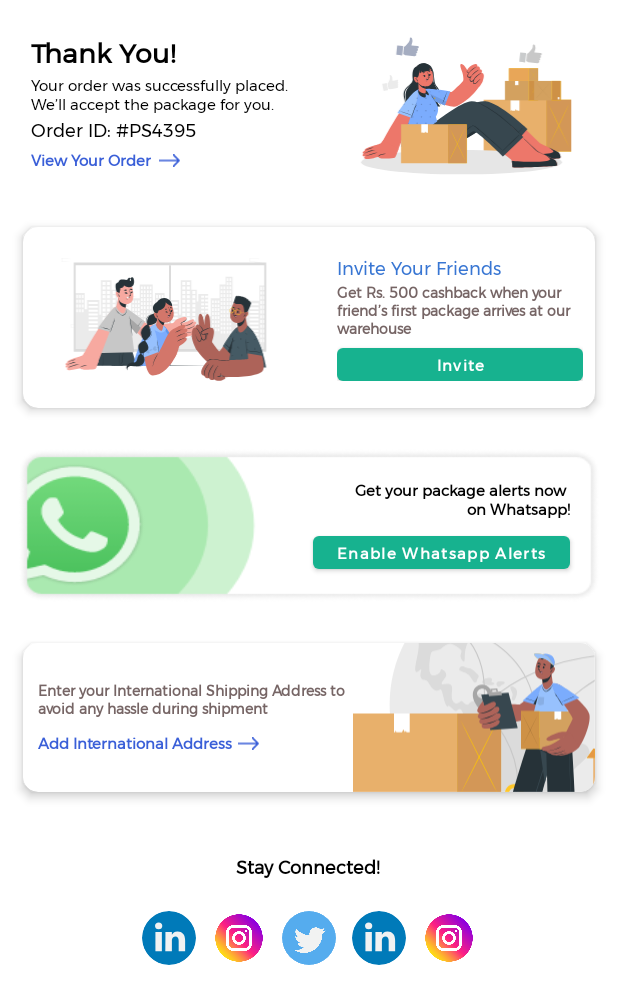
After one commit to basilayyubi09/Shoppre, an Android app: the layout fragment_thank_you.xml on its own in the app's theme, with its tools: preview values and no code run, on a phone screen of 412 x 824 dp. The commit adds this screen. Shown: the top 1004 px of the screen. Run offline under Robolectric (Android 15) with nearby library versions, the phone set to English and light mode, and no system bars.

Commit message:
Thank you screen done

```diff
--- /dev/null
+++ b/app/src/main/java/com/peceinfotech/shoppre/UI/Orders/OrderFragments/MyCashWebViewFragment.java
@@ -0,0 +1,26 @@
+package com.peceinfotech.shoppre.UI.Orders.OrderFragments;
+
+import android.os.Bundle;
+import android.view.LayoutInflater;
+import android.view.View;
+import android.view.ViewGroup;
+import android.webkit.WebView;
+
+import androidx.fragment.app.Fragment;
+
+import com.peceinfotech.shoppre.R;
+
+
+public class MyCashWebViewFragment extends Fragment {
+
+    WebView webView;
+    @Override
+    public View onCreateView(LayoutInflater inflater, ViewGroup container,
+                             Bundle savedInstanceState) {
+        // Inflate the layout for this fragment
+        View view =  inflater.inflate(R.layout.fragment_my_cash_web_view, container, false);
+
+        return view;
+    }
+
+}
--- a/app/src/main/java/com/peceinfotech/shoppre/UI/Orders/OrderFragments/OrderFragment.java
+++ b/app/src/main/java/com/peceinfotech/shoppre/UI/Orders/OrderFragments/OrderFragment.java
@@ -78,6 +78,14 @@ public class OrderFragment extends Fragment {
 //                alert.showDialog(getActivity());
                 LoadingDialog.showLoadingDialog(getActivity(), "");
                 callVerifyEmailId();
+            }
+        });
+        submit.setOnClickListener(new View.OnClickListener() {
+            @Override
+            public void onClick(View view) {
+                if (savedInstanceState != null) return;
+                OrderActivity.fragmentManager.beginTransaction().replace(R.id.orderFrameLayout, new ThankYouFragment(), null)
+                        .addToBackStack(null).commit();
             }
         });
         addYourFirstOrderBtn.setOnClickListener(new View.OnClickListener() {
--- /dev/null
+++ b/app/src/main/java/com/peceinfotech/shoppre/UI/Orders/OrderFragments/ThankYouFragment.java
@@ -0,0 +1,21 @@
+package com.peceinfotech.shoppre.UI.Orders.OrderFragments;
+
+import android.os.Bundle;
+import android.view.LayoutInflater;
+import android.view.View;
+import android.view.ViewGroup;
+
+import androidx.fragment.app.Fragment;
+
+import com.peceinfotech.shoppre.R;
+
+
+public class ThankYouFragment extends Fragment {
+
+    @Override
+    public View onCreateView(LayoutInflater inflater, ViewGroup container,
+                             Bundle savedInstanceState) {
+        // Inflate the layout for this fragment
+        return inflater.inflate(R.layout.fragment_thank_you, container, false);
+    }
+}
--- /dev/null
+++ b/app/src/main/res/layout/fragment_my_cash_web_view.xml
@@ -0,0 +1,13 @@
+<?xml version="1.0" encoding="utf-8"?>
+<FrameLayout xmlns:android="http://schemas.android.com/apk/res/android"
+    xmlns:tools="http://schemas.android.com/tools"
+    android:layout_width="match_parent"
+    android:layout_height="match_parent"
+    tools:context=".UI.Orders.OrderFragments.MyCashWebViewFragment">
+
+    <WebView
+        android:id="@+id/webview"
+        android:layout_width="match_parent"
+        android:layout_height="match_parent" />
+
+</FrameLayout>
--- /dev/null
+++ b/app/src/main/res/layout/fragment_thank_you.xml
@@ -0,0 +1,319 @@
+<?xml version="1.0" encoding="utf-8"?>
+<FrameLayout xmlns:android="http://schemas.android.com/apk/res/android"
+    xmlns:app="http://schemas.android.com/apk/res-auto"
+    xmlns:tools="http://schemas.android.com/tools"
+    android:layout_width="match_parent"
+    android:layout_height="match_parent"
+    tools:context=".UI.Orders.OrderFragments.ThankYouFragment">
+
+    <ScrollView
+        android:layout_width="match_parent"
+        android:layout_height="match_parent">
+
+        <LinearLayout
+            android:layout_width="match_parent"
+            android:layout_height="match_parent"
+            android:orientation="vertical">
+
+            <LinearLayout
+                android:layout_width="match_parent"
+                android:layout_height="wrap_content"
+                android:padding="15dp">
+
+                <LinearLayout
+                    android:layout_width="match_parent"
+                    android:layout_height="wrap_content"
+                    android:layout_weight="1"
+                    android:layout_gravity="center_vertical"
+                    android:orientation="vertical"
+                    android:layout_marginLeft="5dp">
+
+                    <TextView
+                        android:layout_width="wrap_content"
+                        android:layout_height="wrap_content"
+                        android:text="Thank You!"
+                        android:textColor="@color/black"
+                        android:textFontWeight="700"
+                        android:textSize="18sp" />
+
+                    <TextView
+                        android:layout_width="wrap_content"
+                        android:layout_height="wrap_content"
+                        android:text="Your order was successfully placed.\nWe’ll accept the package for you."
+                        android:textColor="@color/black"
+                        android:textFontWeight="500"
+                        android:textSize="10sp" />
+
+                    <LinearLayout
+                        android:layout_width="wrap_content"
+                        android:layout_height="wrap_content"
+                        android:orientation="horizontal">
+
+                        <TextView
+                            android:layout_width="wrap_content"
+                            android:layout_height="wrap_content"
+                            android:text="Order ID: #"
+                            android:textColor="@color/black"
+                            android:textFontWeight="500"
+                            android:textSize="12sp" />
+
+                        <TextView
+                            android:layout_width="wrap_content"
+                            android:layout_height="wrap_content"
+                            android:text="PS4395"
+                            android:textColor="@color/black"
+                            android:textFontWeight="500"
+                            android:textSize="12sp" />
+                    </LinearLayout>
+
+                    <LinearLayout
+                        android:layout_width="wrap_content"
+                        android:layout_height="wrap_content"
+                        android:layout_marginTop="3dp">
+
+                        <TextView
+                            android:layout_width="wrap_content"
+                            android:layout_height="wrap_content"
+                            android:text="View Your Order"
+                            android:textColor="#3A5FD8"
+                            android:textFontWeight="600"
+                            android:textSize="10sp" />
+
+                        <ImageView
+                            android:layout_width="14dp"
+                            android:layout_height="14dp"
+                            android:layout_gravity="center_vertical"
+                            android:layout_marginLeft="5dp"
+                            android:src="@drawable/ic_arrow" />
+
+                    </LinearLayout>
+                </LinearLayout>
+
+                <ImageView
+                    android:layout_width="match_parent"
+                    android:layout_height="105dp"
+                    android:layout_gravity="center_vertical"
+                    android:layout_weight="1.2"
+                    android:src="@drawable/ic_thank_you_details" />
+            </LinearLayout>
+
+            <com.google.android.material.card.MaterialCardView
+                android:layout_width="match_parent"
+                android:layout_height="wrap_content"
+                android:layout_margin="15dp"
+                app:cardCornerRadius="10dp"
+                app:cardElevation="4dp">
+
+                <LinearLayout
+                    android:layout_width="match_parent"
+                    android:layout_height="wrap_content">
+
+                    <ImageView
+                        android:layout_width="match_parent"
+                        android:layout_height="90dp"
+                        android:layout_weight="0.9"
+                        android:src="@drawable/referral_invite"
+                        android:layout_gravity="center_vertical"/>
+
+                    <LinearLayout
+                        android:layout_width="match_parent"
+                        android:layout_height="wrap_content"
+                        android:layout_weight="1"
+                        android:orientation="vertical"
+                        android:padding="8dp"
+                        android:layout_marginVertical="10dp">
+
+                        <TextView
+                            android:layout_width="wrap_content"
+                            android:layout_height="wrap_content"
+                            android:layout_weight="700"
+                            android:text="Invite Your Friends"
+                            android:textColor="#3876D3"
+                            android:textSize="12sp" />
+
+                        <TextView
+                            android:layout_width="wrap_content"
+                            android:layout_height="wrap_content"
+
+                            android:text="Get Rs. 500 cashback when your
+friend’s first package arrives at
+our warehouse"
+                            android:textSize="9sp"
+                            android:textFontWeight="600"
+                            android:textColor="#766565"/>
+                        <com.google.android.material.button.MaterialButton
+                            android:layout_width="match_parent"
+                            android:layout_height="22dp"
+                            android:insetBottom="0dp"
+                            android:insetTop="0dp"
+                            app:backgroundTint="#17B28F"
+                            android:layout_marginTop="5dp"
+                            android:text="Invite"
+                            android:textAllCaps="false"
+                            android:textSize="10sp"
+                            android:textColor="@color/white"
+                            android:textFontWeight="700"
+                            />
+
+                    </LinearLayout>
+                </LinearLayout>
+
+            </com.google.android.material.card.MaterialCardView>
+
+            <RelativeLayout
+                android:layout_width="match_parent"
+                android:layout_height="102dp"
+                android:background="@mipmap/wtsp"
+                android:layout_margin="12dp"
+                android:paddingVertical="10dp"
+                >
+
+                <TextView
+                    android:id="@+id/wtsp"
+                    android:layout_width="wrap_content"
+                    android:layout_height="wrap_content"
+                    android:layout_alignParentRight="true"
+                    android:layout_marginTop="10dp"
+                    android:layout_marginRight="20dp"
+                    android:gravity="right"
+                    android:text="Get your package alerts now \non Whatsapp!"
+                    android:textColor="@color/black"
+                    android:textFontWeight="600"
+                    android:textSize="10sp" />
+
+                <com.google.android.material.button.MaterialButton
+                    android:layout_width="wrap_content"
+                    android:layout_height="22dp"
+                    android:layout_below="@+id/wtsp"
+                    android:layout_alignParentRight="true"
+                    android:layout_marginTop="10dp"
+                    android:layout_marginRight="20dp"
+                    android:insetTop="0dp"
+                    android:insetBottom="0dp"
+                    android:text="Enable Whatsapp Alerts"
+                    android:textAllCaps="false"
+                    android:textSize="10sp"
+                    app:backgroundTint="#17B28F"
+                    android:textFontWeight="700"
+                    android:textColor="@color/white"/>
+
+            </RelativeLayout>
+
+            <com.google.android.material.card.MaterialCardView
+                android:layout_width="match_parent"
+                android:layout_height="wrap_content"
+                android:layout_margin="15dp"
+                app:cardCornerRadius="10dp"
+                app:cardElevation="4dp"
+                >
+
+                <LinearLayout
+                    android:layout_width="match_parent"
+                    android:layout_height="wrap_content">
+
+
+
+                    <LinearLayout
+                        android:layout_width="match_parent"
+                        android:layout_height="wrap_content"
+                        android:layout_weight="1"
+                        android:orientation="vertical"
+
+                        android:layout_marginLeft="10dp"
+                        android:layout_gravity="center_vertical"
+                        >
+
+
+
+                        <TextView
+                            android:layout_width="wrap_content"
+                            android:layout_height="wrap_content"
+                            android:text="Enter your International Shipping Address to avoid any hassle during shipment"
+                            android:textSize="9sp"
+                            android:textFontWeight="600"
+                            android:textColor="#766565"/>
+                        <LinearLayout
+
+                            android:layout_width="wrap_content"
+                            android:layout_height="wrap_content"
+                            android:layout_marginTop="8dp">
+
+                            <TextView
+                                android:layout_width="wrap_content"
+                                android:layout_height="wrap_content"
+                                android:text="Add International Address"
+                                android:textColor="#3A5FD8"
+                                android:textFontWeight="600"
+                                android:textSize="10sp" />
+
+                            <ImageView
+                                android:layout_width="14dp"
+                                android:layout_height="14dp"
+
+                                android:layout_gravity="center_vertical"
+                                android:layout_marginLeft="3dp"
+                                android:src="@drawable/ic_arrow" />
+
+                        </LinearLayout>
+                    </LinearLayout>
+                    <ImageView
+                        android:layout_marginTop="-2dp"
+                        android:layout_alignParentRight="true"
+                        android:layout_width="161dp"
+                        android:layout_height="103dp"
+                        android:layout_marginBottom="-2dp"
+                        android:src="@drawable/ic_international_address"
+                        android:layout_gravity="center_vertical"/>
+
+                </LinearLayout>
+
+            </com.google.android.material.card.MaterialCardView>
+
+            <TextView
+                android:layout_width="wrap_content"
+                android:layout_height="wrap_content"
+                android:text="Stay Connected!"
+                android:layout_gravity="center_horizontal"
+                android:textSize="12sp"
+                android:textFontWeight="600"
+                android:textColor="@color/black"
+                android:layout_marginTop="25dp"/>
+
+            <LinearLayout
+                android:layout_width="wrap_content"
+                android:layout_height="wrap_content"
+                android:layout_gravity="center_horizontal"
+                android:layout_marginTop="10dp"
+                android:layout_marginVertical="20dp">
+                <de.hdodenhof.circleimageview.CircleImageView
+                    android:layout_width="36dp"
+                    android:layout_height="36dp"
+                    android:src="@drawable/linkedin"
+                    android:layout_marginHorizontal="5dp"/>
+
+                <de.hdodenhof.circleimageview.CircleImageView
+                    android:layout_width="36dp"
+                    android:layout_height="36dp"
+                    android:src="@mipmap/instagram"
+                    android:layout_marginHorizontal="5dp"/>
+                <de.hdodenhof.circleimageview.CircleImageView
+                    android:layout_width="36dp"
+                    android:layout_height="36dp"
+                    android:src="@mipmap/twitter"
+                    android:layout_marginHorizontal="5dp"/>
+                <de.hdodenhof.circleimageview.CircleImageView
+                    android:layout_width="36dp"
+                    android:layout_height="36dp"
+                    android:src="@drawable/linkedin"
+                    android:layout_marginHorizontal="5dp"/>
+
+                <de.hdodenhof.circleimageview.CircleImageView
+                    android:layout_width="36dp"
+                    android:layout_height="36dp"
+                    android:src="@mipmap/instagram"
+                    android:layout_marginHorizontal="5dp"/>
+            </LinearLayout>
+        </LinearLayout>
+    </ScrollView>
+
+</FrameLayout>
```
Also changed, not shown: app/src/main/res/mipmap-hdpi/instagram.png (added), app/src/main/res/mipmap-hdpi/twitter.png (added), app/src/main/res/mipmap-hdpi/wtsp.png (added).
